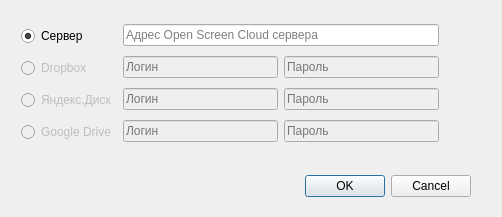
First picture: the form in settings.ui, repository ismd/screenshotgun, before the edit.
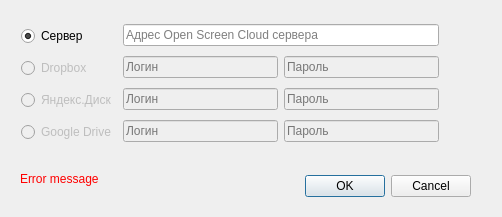
Second picture: the form after the edit.

What changed in the file:
```diff
--- a/settings.ui
+++ b/settings.ui
@@ -171,6 +171,71 @@
     </item>
    </layout>
   </widget>
+  <widget class="QLabel" name="errorLabel">
+   <property name="enabled">
+    <bool>true</bool>
+   </property>
+   <property name="geometry">
+    <rect>
+     <x>20</x>
+     <y>170</y>
+     <width>271</width>
+     <height>17</height>
+    </rect>
+   </property>
+   <property name="sizePolicy">
+    <sizepolicy hsizetype="Preferred" vsizetype="Preferred">
+     <horstretch>0</horstretch>
+     <verstretch>0</verstretch>
+    </sizepolicy>
+   </property>
+   <property name="palette">
+    <palette>
+     <active>
+      <colorrole role="WindowText">
+       <brush brushstyle="SolidPattern">
+        <color alpha="255">
+         <red>255</red>
+         <green>0</green>
+         <blue>0</blue>
+        </color>
+       </brush>
+      </colorrole>
+     </active>
+     <inactive>
+      <colorrole role="WindowText">
+       <brush brushstyle="SolidPattern">
+        <color alpha="255">
+         <red>255</red>
+         <green>0</green>
+         <blue>0</blue>
+        </color>
+       </brush>
+      </colorrole>
+     </inactive>
+     <disabled>
+      <colorrole role="WindowText">
+       <brush brushstyle="SolidPattern">
+        <color alpha="255">
+         <red>190</red>
+         <green>190</green>
+         <blue>190</blue>
+        </color>
+       </brush>
+      </colorrole>
+     </disabled>
+    </palette>
+   </property>
+   <property name="autoFillBackground">
+    <bool>false</bool>
+   </property>
+   <property name="text">
+    <string>Error message</string>
+   </property>
+   <property name="wordWrap">
+    <bool>true</bool>
+   </property>
+  </widget>
  </widget>
  <resources/>
  <connections>
```
